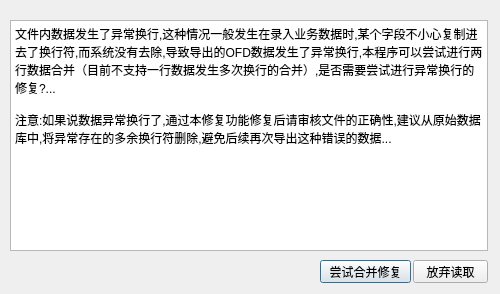
Before: the Qt Designer form dialogmergetip.ui in cnldw/FinanceFileReader, drawn with Qt 5.
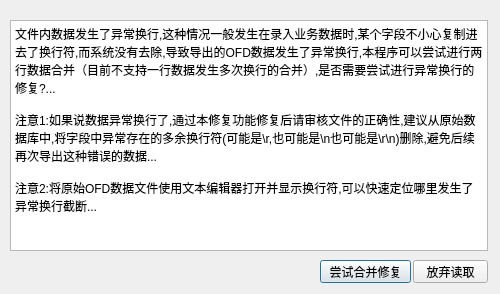
After: the same form once the commit is applied.

Commit message: 修改文案

Diff of the .ui file:
```diff
--- a/dialogmergetip.ui
+++ b/dialogmergetip.ui
@@ -45,7 +45,7 @@
     <string>放弃读取</string>
    </property>
   </widget>
-  <widget class="QTextBrowser" name="textBrowser">
+  <widget class="QTextEdit" name="textEdit">
    <property name="geometry">
     <rect>
      <x>10</x>
@@ -64,7 +64,9 @@
 &lt;/style&gt;&lt;/head&gt;&lt;body style=&quot; font-family:'SimSun'; font-size:9pt; font-weight:400; font-style:normal;&quot;&gt;
 &lt;p style=&quot; margin-top:0px; margin-bottom:0px; margin-left:0px; margin-right:0px; -qt-block-indent:0; text-indent:0px;&quot;&gt;文件内数据发生了异常换行,这种情况一般发生在录入业务数据时,某个字段不小心复制进去了换行符,而系统没有去除,导致导出的OFD数据发生了异常换行,本程序可以尝试进行两行数据合并（目前不支持一行数据发生多次换行的合并）,是否需要尝试进行异常换行的修复?...&lt;/p&gt;
 &lt;p style=&quot;-qt-paragraph-type:empty; margin-top:0px; margin-bottom:0px; margin-left:0px; margin-right:0px; -qt-block-indent:0; text-indent:0px;&quot;&gt;&lt;br /&gt;&lt;/p&gt;
-&lt;p style=&quot; margin-top:0px; margin-bottom:0px; margin-left:0px; margin-right:0px; -qt-block-indent:0; text-indent:0px;&quot;&gt;注意:如果说数据异常换行了,通过本修复功能修复后请审核文件的正确性,建议从原始数据库中,将异常存在的多余换行符删除,避免后续再次导出这种错误的数据...&lt;/p&gt;&lt;/body&gt;&lt;/html&gt;</string>
+&lt;p style=&quot; margin-top:0px; margin-bottom:0px; margin-left:0px; margin-right:0px; -qt-block-indent:0; text-indent:0px;&quot;&gt;注意1:如果说数据异常换行了,通过本修复功能修复后请审核文件的正确性,建议从原始数据库中,将字段中异常存在的多余换行符(可能是\r,也可能是\n也可能是\r\n)删除,避免后续再次导出这种错误的数据...&lt;/p&gt;
+&lt;p style=&quot;-qt-paragraph-type:empty; margin-top:0px; margin-bottom:0px; margin-left:0px; margin-right:0px; -qt-block-indent:0; text-indent:0px;&quot;&gt;&lt;br /&gt;&lt;/p&gt;
+&lt;p style=&quot; margin-top:0px; margin-bottom:0px; margin-left:0px; margin-right:0px; -qt-block-indent:0; text-indent:0px;&quot;&gt;注意2:将原始OFD数据文件使用文本编辑器打开并显示换行符,可以快速定位哪里发生了异常换行截断...&lt;/p&gt;&lt;/body&gt;&lt;/html&gt;</string>
    </property>
   </widget>
  </widget>
```
